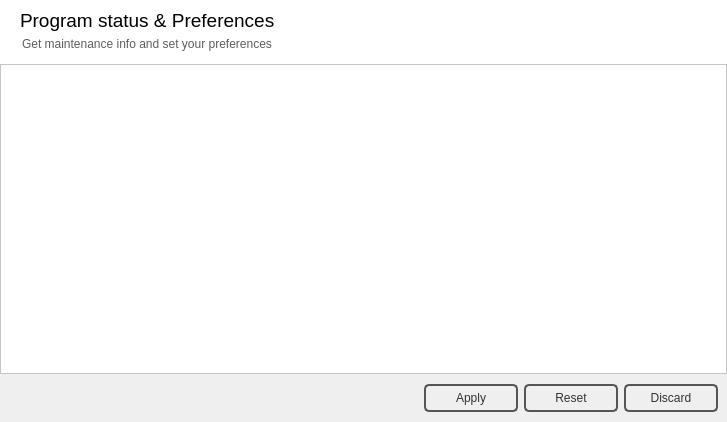
NCNM/PMS_01, file systemwindow.ui: the form before one commit.
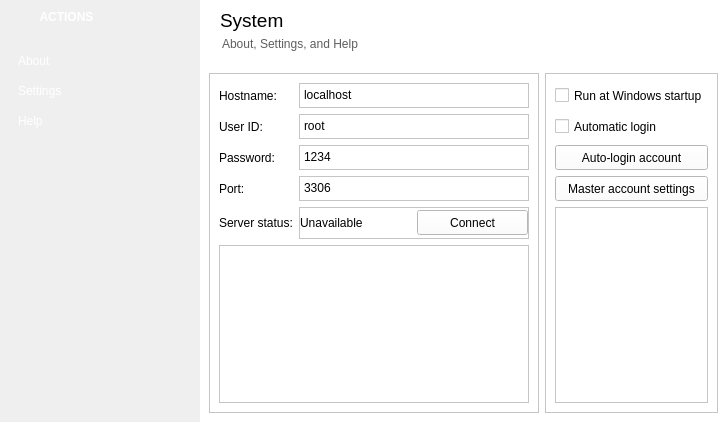
The form after the commit. The open tabs and pages were chosen to show the change. Icons and pictures are not drawn.

Patch:
```diff
--- a/systemwindow.ui
+++ b/systemwindow.ui
@@ -30,15 +30,306 @@
     <number>0</number>
    </property>
    <item>
-    <widget class="QFrame" name="frame_2">
+    <widget class="QFrame" name="sidebar">
+     <property name="minimumSize">
+      <size>
+       <width>200</width>
+       <height>0</height>
+      </size>
+     </property>
+     <property name="maximumSize">
+      <size>
+       <width>200</width>
+       <height>16777215</height>
+      </size>
+     </property>
+     <property name="styleSheet">
+      <string notr="true">QFrame #sidebar {
+	background-image: url(:/images/bg_sidemenu.png);
+	background-position:top right;
+	background-repeat:no-repeat
+}</string>
+     </property>
      <property name="frameShape">
       <enum>QFrame::NoFrame</enum>
      </property>
      <property name="frameShadow">
       <enum>QFrame::Raised</enum>
      </property>
-     <property name="lineWidth">
-      <number>0</number>
+     <widget class="QPushButton" name="pushButton_16">
+      <property name="geometry">
+       <rect>
+        <x>10</x>
+        <y>50</y>
+        <width>181</width>
+        <height>21</height>
+       </rect>
+      </property>
+      <property name="styleSheet">
+       <string notr="true">QPushButton {
+color: rgb(255, 255, 255);
+text-align:left;
+padding-left:7px;
+}
+
+QPushButton:hover {
+border-radius:10px;
+background-color: #299ED6;
+}
+
+QPushButton:pressed {
+border-radius:10px;
+border: 1px solid #777777;
+background-color: #222222;
+}
+
+QPushButton:checked {
+border-radius:0px;
+border: 1px solid #ED8876;
+background-color: #C73D18;
+background-color: qlineargradient(x1: 0, y1: 0, x2: 0, y2: 0.67, 
+stop: 0 #A73F2D, stop: 1 #E4685D);
+}
+
+</string>
+      </property>
+      <property name="text">
+       <string>About</string>
+      </property>
+      <property name="checkable">
+       <bool>true</bool>
+      </property>
+      <property name="autoExclusive">
+       <bool>true</bool>
+      </property>
+      <property name="flat">
+       <bool>true</bool>
+      </property>
+     </widget>
+     <widget class="QPushButton" name="pushButton_17">
+      <property name="geometry">
+       <rect>
+        <x>10</x>
+        <y>80</y>
+        <width>181</width>
+        <height>21</height>
+       </rect>
+      </property>
+      <property name="styleSheet">
+       <string notr="true">QPushButton {
+color: rgb(255, 255, 255);
+text-align:left;
+padding-left:7px;
+}
+
+QPushButton:hover {
+border-radius:10px;
+background-color: #299ED6;
+}
+
+QPushButton:pressed {
+border-radius:10px;
+border: 1px solid #777777;
+background-color: #222222;
+}
+
+QPushButton:checked {
+border-radius:0px;
+border: 1px solid #ED8876;
+background-color: #C73D18;
+background-color: qlineargradient(x1: 0, y1: 0, x2: 0, y2: 0.67, 
+stop: 0 #A73F2D, stop: 1 #E4685D);
+}
+
+</string>
+      </property>
+      <property name="text">
+       <string>Settings</string>
+      </property>
+      <property name="checkable">
+       <bool>true</bool>
+      </property>
+      <property name="autoExclusive">
+       <bool>true</bool>
+      </property>
+      <property name="flat">
+       <bool>true</bool>
+      </property>
+     </widget>
+     <widget class="QPushButton" name="pushButton_18">
+      <property name="geometry">
+       <rect>
+        <x>10</x>
+        <y>110</y>
+        <width>181</width>
+        <height>21</height>
+       </rect>
+      </property>
+      <property name="styleSheet">
+       <string notr="true">QPushButton {
+color: rgb(255, 255, 255);
+text-align:left;
+padding-left:7px;
+}
+
+QPushButton:hover {
+border-radius:10px;
+background-color: #299ED6;
+}
+
+QPushButton:pressed {
+border-radius:10px;
+border: 1px solid #777777;
+background-color: #222222;
+}
+
+QPushButton:checked {
+border-radius:0px;
+border: 1px solid #ED8876;
+background-color: #C73D18;
+background-color: qlineargradient(x1: 0, y1: 0, x2: 0, y2: 0.67, 
+stop: 0 #A73F2D, stop: 1 #E4685D);
+}
+
+</string>
+      </property>
+      <property name="text">
+       <string>Help</string>
+      </property>
+      <property name="checkable">
+       <bool>true</bool>
+      </property>
+      <property name="autoExclusive">
+       <bool>true</bool>
+      </property>
+      <property name="flat">
+       <bool>true</bool>
+      </property>
+     </widget>
+     <widget class="QPushButton" name="pushButton_20">
+      <property name="geometry">
+       <rect>
+        <x>-1</x>
+        <y>-1</y>
+        <width>201</width>
+        <height>36</height>
+       </rect>
+      </property>
+      <property name="font">
+       <font>
+        <family>Segoe UI</family>
+        <pointsize>9</pointsize>
+        <weight>75</weight>
+        <bold>true</bold>
+       </font>
+      </property>
+      <property name="styleSheet">
+       <string notr="true">background-image: url(:/images/sidebar_header.png);
+text-align:left;
+color: rgb(255, 255, 255);</string>
+      </property>
+      <property name="text">
+       <string>            ACTIONS</string>
+      </property>
+      <property name="flat">
+       <bool>true</bool>
+      </property>
+     </widget>
+     <widget class="QPushButton" name="pushButton_21">
+      <property name="geometry">
+       <rect>
+        <x>3</x>
+        <y>3</y>
+        <width>28</width>
+        <height>28</height>
+       </rect>
+      </property>
+      <property name="styleSheet">
+       <string notr="true">QPushButton {
+color: rgb(255, 255, 255);
+text-align:left;
+background-image: url(:/images/sidebar_unpin.png);
+}
+
+QPushButton:hover {
+border-radius:1px;
+background-color: #299ED6;
+}
+
+QPushButton:pressed {
+border: 1px solid #333333;
+background-color: #222222;
+}
+
+QPushButton:checked {
+border: 1px solid #ED8876;
+border-radius: 5px;
+background-color: #C73D18;
+background-color: qlineargradient(x1: 0, y1: 0, x2: 0, y2: 0.67, 
+stop: 0 #A73F2D, stop: 1 #E4685D);
+}
+
+</string>
+      </property>
+      <property name="text">
+       <string/>
+      </property>
+      <property name="flat">
+       <bool>true</bool>
+      </property>
+     </widget>
+     <widget class="QPushButton" name="pushButton_22">
+      <property name="geometry">
+       <rect>
+        <x>168</x>
+        <y>3</y>
+        <width>28</width>
+        <height>28</height>
+       </rect>
+      </property>
+      <property name="styleSheet">
+       <string notr="true">QPushButton {
+color: rgb(255, 255, 255);
+text-align:left;
+	background-image: url(:/images/sidebar_close.png);
+}
+
+QPushButton:hover {
+border-radius:1px;
+background-color: #299ED6;
+}
+
+QPushButton:pressed {
+border: 1px solid #333333;
+background-color: #222222;
+}
+
+QPushButton:checked {
+border: 1px solid #ED8876;
+border-radius: 5px;
+background-color: #C73D18;
+background-color: qlineargradient(x1: 0, y1: 0, x2: 0, y2: 0.67, 
+stop: 0 #A73F2D, stop: 1 #E4685D);
+}
+
+</string>
+      </property>
+      <property name="text">
+       <string/>
+      </property>
+      <property name="flat">
+       <bool>true</bool>
+      </property>
+     </widget>
+    </widget>
+   </item>
+   <item>
+    <widget class="QFrame" name="frame">
+     <property name="frameShape">
+      <enum>QFrame::NoFrame</enum>
+     </property>
+     <property name="frameShadow">
+      <enum>QFrame::Raised</enum>
      </property>
      <layout class="QVBoxLayout" name="verticalLayout">
       <property name="spacing">
@@ -85,15 +376,12 @@
         <property name="frameShadow">
          <enum>QFrame::Raised</enum>
         </property>
-        <property name="lineWidth">
-         <number>0</number>
-        </property>
         <widget class="QLabel" name="label">
          <property name="geometry">
           <rect>
            <x>20</x>
            <y>10</y>
-           <width>261</width>
+           <width>151</width>
            <height>21</height>
           </rect>
          </property>
@@ -104,7 +392,7 @@
           </font>
          </property>
          <property name="text">
-          <string>Program status &amp; Preferences</string>
+          <string>System</string>
          </property>
         </widget>
         <widget class="QLabel" name="label_2">
@@ -120,63 +408,15 @@
           <string notr="true">color: rgb(94, 94, 94);</string>
          </property>
          <property name="text">
-          <string>Get maintenance info and set your preferences</string>
+          <string>About, Settings, and Help</string>
          </property>
         </widget>
        </widget>
       </item>
       <item>
-       <widget class="QFrame" name="frame_4">
+       <widget class="QFrame" name="frame_2">
         <property name="styleSheet">
-         <string notr="true">QScrollBar:horizontal {
-	background-color: white;
-    height: 14px;
-    margin: 0px 20px 0px 20px;
-}
-
-QScrollBar::handle:horizontal {
-	background-color: rgb(195, 195, 195);
-    min-width: 20px;
-}
-
-QScrollBar::add-line:horizontal {
-	border-image: url(:/images/scroll_right.png);
-    width: 16px;
-    subcontrol-position: right;
-    subcontrol-origin: margin;
-}
-
-QScrollBar::sub-line:horizontal {
-	border-image: url(:/images/scroll_left.png);
-    width: 16px;
-    subcontrol-position: left;
-    subcontrol-origin: margin;
-}
-
-QScrollBar:vertical {
-	width:14px;
-	background-color: white;
-	margin: 20px 0px 20px 0px;
-}
-
-QScrollBar::handle:vertical {
-	background-color: rgb(195, 195, 195);
-    min-height: 15px;
-}
-
-QScrollBar::add-line:vertical {
-	border-image: url(:/images/scroll_down.png);
-    height: 16px;
-    subcontrol-position: bottom;
-    subcontrol-origin: margin;
-}
-
-QScrollBar::sub-line:vertical {
-	border-image: url(:/images/scroll_up.png);
-    height: 16px;
-    subcontrol-position: top;
-    subcontrol-origin: margin;
-}</string>
+         <string notr="true">background-color: rgb(255, 255, 255);</string>
         </property>
         <property name="frameShape">
          <enum>QFrame::NoFrame</enum>
@@ -184,10 +424,13 @@
         <property name="frameShadow">
          <enum>QFrame::Raised</enum>
         </property>
-        <layout class="QVBoxLayout" name="verticalLayout_2">
+        <layout class="QHBoxLayout" name="horizontalLayout_2">
          <property name="spacing">
           <number>0</number>
          </property>
+         <property name="sizeConstraint">
+          <enum>QLayout::SetMaximumSize</enum>
+         </property>
          <property name="leftMargin">
           <number>0</number>
          </property>
@@ -201,232 +444,361 @@
           <number>0</number>
          </property>
          <item>
-          <widget class="QFrame" name="frame">
-           <property name="styleSheet">
-            <string notr="true">background-color: rgb(255, 255, 255);</string>
+          <widget class="QStackedWidget" name="stackedWidget">
+           <property name="currentIndex">
+            <number>1</number>
            </property>
-           <property name="frameShape">
-            <enum>QFrame::StyledPanel</enum>
-           </property>
-           <property name="frameShadow">
-            <enum>QFrame::Raised</enum>
-           </property>
-          </widget>
-         </item>
-         <item>
-          <widget class="QFrame" name="frame_5">
-           <property name="minimumSize">
-            <size>
-             <width>0</width>
-             <height>48</height>
-            </size>
-           </property>
-           <property name="maximumSize">
-            <size>
-             <width>16777215</width>
-             <height>48</height>
-            </size>
-           </property>
-           <property name="styleSheet">
-            <string notr="true">QPushButton {
-color: #333;
-border: 2px solid #555;
-border-radius: 5px;
-padding: 5px;
-background: qradialgradient(cx: 0.3, cy: -0.4,
-fx: 0.3, fy: -0.4,
-radius: 1.35, stop: 0 #fff, stop: 1 #888);
-min-width: 80px;
-}
-
-QPushButton:hover {
-background: qradialgradient(cx: 0.3, cy: -0.4,
-fx: 0.3, fy: -0.4,
-radius: 1.35, stop: 0 #fff, stop: 1 #bbb);
-}
-
-QPushButton:pressed {
-background: qradialgradient(cx: 0.4, cy: -0.1,
-fx: 0.4, fy: -0.1,
-radius: 1.35, stop: 0 #fff, stop: 1 #ddd);
-}
-
-#frame_5 {
-border: none;
-background: qlineargradient(x1: 0, y1: 0, x2: 0, y2: 1,
-stop: 0.08 #7a7a7a,
-stop: 0.39999 #717171, stop: 0.4 #626262,
-stop: 0.9 #4c4c4c, stop: 1 #333333);
-}
-
-QComboBox {
-color: #333;
-border: 2px solid #555;
-border-radius: 5px;
-padding: 5px;
-background: qradialgradient(cx: 0.3, cy: -0.4,
-fx: 0.3, fy: -0.4,
-radius: 1.35, stop: 0 #fff, stop: 1 #888);
-min-width: 80px;
-}
-
-QComboBox::drop-down {
-	subcontrol-origin: padding;
-	subcontrol-position: top right;
-	width: 25px;
- 
-	border-top-right-radius: 3px;
-	border-bottom-right-radius: 3px;
-}
-
-QComboBox::down-arrow {
-	image: url(:/images/cmbbox_arrow.png);
-}
-
-QComboBox:hover {
-background: qradialgradient(cx: 0.3, cy: -0.4,
-fx: 0.3, fy: -0.4,
-radius: 1.35, stop: 0 #fff, stop: 1 #bbb);
-}
-
-QComboBox:pressed {
-background: qradialgradient(cx: 0.4, cy: -0.1,
-fx: 0.4, fy: -0.1,
-radius: 1.35, stop: 0 #fff, stop: 1 #ddd);
-}
-
-QLineEdit {
-color: #333;
-border: 2px solid #555;
-border-radius: 5px;
-padding: 5px;
-background: qradialgradient(cx: 0.3, cy: -0.4,
-fx: 0.3, fy: -0.4,
-radius: 1.35, stop: 0 #eee, stop: 1 #ddd);
-min-width: 80px;
-}
-
-QLineEdit:hover {
-background-color: rgb(255, 255, 255);
-}
-
-QLineEdit:pressed {
-background: qradialgradient(cx: 0.4, cy: -0.1,
-fx: 0.4, fy: -0.1,
-radius: 1.35, stop: 0 #fff, stop: 1 #ddd);
-}
-</string>
-           </property>
-           <property name="frameShape">
-            <enum>QFrame::NoFrame</enum>
-           </property>
-           <property name="frameShadow">
-            <enum>QFrame::Raised</enum>
-           </property>
-           <layout class="QHBoxLayout" name="horizontalLayout_2">
-            <property name="spacing">
-             <number>6</number>
-            </property>
-            <property name="leftMargin">
-             <number>9</number>
-            </property>
-            <property name="topMargin">
-             <number>0</number>
-            </property>
-            <property name="rightMargin">
-             <number>9</number>
-            </property>
-            <property name="bottomMargin">
-             <number>0</number>
-            </property>
-            <item>
-             <widget class="QFrame" name="frame_6">
-              <property name="styleSheet">
-               <string notr="true">border: none;
-background: qlineargradient(x1: 0, y1: 0, x2: 0, y2: 1,
-stop: 0.08 #7f7f7f,
-stop: 0.39999 #717171, stop: 0.4 #626262,
-stop: 0.9 #4c4c4c, stop: 1 #333333);
-</string>
-              </property>
-              <property name="frameShape">
-               <enum>QFrame::NoFrame</enum>
-              </property>
-              <property name="frameShadow">
-               <enum>QFrame::Raised</enum>
-              </property>
-             </widget>
-            </item>
-            <item>
-             <widget class="QPushButton" name="pushButton_3">
-              <property name="minimumSize">
-               <size>
-                <width>94</width>
-                <height>0</height>
-               </size>
-              </property>
-              <property name="maximumSize">
-               <size>
-                <width>85</width>
-                <height>16777215</height>
-               </size>
-              </property>
-              <property name="toolTip">
-               <string>Apply modifies settings</string>
-              </property>
-              <property name="text">
-               <string>Apply</string>
-              </property>
-             </widget>
-            </item>
-            <item>
-             <widget class="QPushButton" name="pushButton_2">
-              <property name="minimumSize">
-               <size>
-                <width>94</width>
-                <height>0</height>
-               </size>
-              </property>
-              <property name="maximumSize">
-               <size>
-                <width>85</width>
-                <height>16777215</height>
-               </size>
-              </property>
-              <property name="toolTip">
-               <string>Reset all settings to their default values</string>
-              </property>
-              <property name="text">
-               <string>Reset</string>
-              </property>
-             </widget>
-            </item>
-            <item>
-             <widget class="QPushButton" name="pushButton">
-              <property name="minimumSize">
-               <size>
-                <width>94</width>
-                <height>0</height>
-               </size>
-              </property>
-              <property name="maximumSize">
-               <size>
-                <width>85</width>
-                <height>16777215</height>
-               </size>
-              </property>
-              <property name="toolTip">
-               <string>Discard changes to settings</string>
-              </property>
-              <property name="styleSheet">
-               <string notr="true"/>
-              </property>
-              <property name="text">
-               <string>Discard</string>
-              </property>
-             </widget>
-            </item>
-           </layout>
+           <widget class="QWidget" name="about">
+            <layout class="QHBoxLayout" name="horizontalLayout_4">
+             <item>
+              <widget class="QFrame" name="frame_6">
+               <property name="frameShape">
+                <enum>QFrame::StyledPanel</enum>
+               </property>
+               <property name="frameShadow">
+                <enum>QFrame::Raised</enum>
+               </property>
+               <layout class="QGridLayout" name="gridLayout">
+                <item row="0" column="0">
+                 <widget class="QLabel" name="label_5">
+                  <property name="text">
+                   <string>Hostname:</string>
+                  </property>
+                 </widget>
+                </item>
+                <item row="0" column="1">
+                 <widget class="QPlainTextEdit" name="plainTextEdit_localhost">
+                  <property name="minimumSize">
+                   <size>
+                    <width>0</width>
+                    <height>25</height>
+                   </size>
+                  </property>
+                  <property name="maximumSize">
+                   <size>
+                    <width>16777215</width>
+                    <height>25</height>
+                   </size>
+                  </property>
+                  <property name="styleSheet">
+                   <string notr="true"/>
+                  </property>
+                  <property name="frameShadow">
+                   <enum>QFrame::Plain</enum>
+                  </property>
+                  <property name="plainText">
+                   <string>localhost</string>
+                  </property>
+                  <property name="placeholderText">
+                   <string>IP/Host name</string>
+                  </property>
+                 </widget>
+                </item>
+                <item row="1" column="0">
+                 <widget class="QLabel" name="label_6">
+                  <property name="text">
+                   <string>User ID:</string>
+                  </property>
+                 </widget>
+                </item>
+                <item row="1" column="1">
+                 <widget class="QPlainTextEdit" name="plainTextEdit_username">
+                  <property name="minimumSize">
+                   <size>
+                    <width>0</width>
+                    <height>25</height>
+                   </size>
+                  </property>
+                  <property name="maximumSize">
+                   <size>
+                    <width>16777215</width>
+                    <height>25</height>
+                   </size>
+                  </property>
+                  <property name="styleSheet">
+                   <string notr="true"/>
+                  </property>
+                  <property name="frameShadow">
+                   <enum>QFrame::Plain</enum>
+                  </property>
+                  <property name="plainText">
+                   <string>root</string>
+                  </property>
+                  <property name="placeholderText">
+                   <string>User name</string>
+                  </property>
+                 </widget>
+                </item>
+                <item row="2" column="0">
+                 <widget class="QLabel" name="label_7">
+                  <property name="text">
+                   <string>Password:</string>
+                  </property>
+                 </widget>
+                </item>
+                <item row="2" column="1">
+                 <widget class="QPlainTextEdit" name="plainTextEdit_pass">
+                  <property name="minimumSize">
+                   <size>
+                    <width>0</width>
+                    <height>25</height>
+                   </size>
+                  </property>
+                  <property name="maximumSize">
+                   <size>
+                    <width>16777215</width>
+                    <height>25</height>
+                   </size>
+                  </property>
+                  <property name="styleSheet">
+                   <string notr="true"/>
+                  </property>
+                  <property name="frameShadow">
+                   <enum>QFrame::Plain</enum>
+                  </property>
+                  <property name="plainText">
+                   <string>1234</string>
+                  </property>
+                  <property name="placeholderText">
+                   <string>Password</string>
+                  </property>
+                 </widget>
+                </item>
+                <item row="3" column="0">
+                 <widget class="QLabel" name="label_8">
+                  <property name="text">
+                   <string>Port:</string>
+                  </property>
+                 </widget>
+                </item>
+                <item row="3" column="1">
+                 <widget class="QPlainTextEdit" name="plainTextEdit_port">
+                  <property name="minimumSize">
+                   <size>
+                    <width>0</width>
+                    <height>25</height>
+                   </size>
+                  </property>
+                  <property name="maximumSize">
+                   <size>
+                    <width>16777215</width>
+                    <height>25</height>
+                   </size>
+                  </property>
+                  <property name="styleSheet">
+                   <string notr="true"/>
+                  </property>
+                  <property name="frameShadow">
+                   <enum>QFrame::Plain</enum>
+                  </property>
+                  <property name="plainText">
+                   <string>3306</string>
+                  </property>
+                  <property name="placeholderText">
+                   <string>Port</string>
+                  </property>
+                 </widget>
+                </item>
+                <item row="4" column="0">
+                 <widget class="QLabel" name="label_9">
+                  <property name="text">
+                   <string>Server status:</string>
+                  </property>
+                 </widget>
+                </item>
+                <item row="4" column="1">
+                 <widget class="QFrame" name="frame_5">
+                  <property name="maximumSize">
+                   <size>
+                    <width>16777215</width>
+                    <height>32</height>
+                   </size>
+                  </property>
+                  <property name="frameShape">
+                   <enum>QFrame::StyledPanel</enum>
+                  </property>
+                  <property name="frameShadow">
+                   <enum>QFrame::Raised</enum>
+                  </property>
+                  <layout class="QHBoxLayout" name="horizontalLayout_3">
+                   <property name="leftMargin">
+                    <number>0</number>
+                   </property>
+                   <property name="topMargin">
+                    <number>0</number>
+                   </property>
+                   <property name="rightMargin">
+                    <number>0</number>
+                   </property>
+                   <property name="bottomMargin">
+                    <number>0</number>
+                   </property>
+                   <item>
+                    <widget class="QLabel" name="serverStatus">
+                     <property name="font">
+                      <font>
+                       <pointsize>9</pointsize>
+                       <weight>50</weight>
+                       <bold>false</bold>
+                      </font>
+                     </property>
+                     <property name="text">
+                      <string>Unavailable</string>
+                     </property>
+                    </widget>
+                   </item>
+                   <item>
+                    <widget class="QPushButton" name="pushButton_connect">
+                     <property name="maximumSize">
+                      <size>
+                       <width>16777215</width>
+                       <height>25</height>
+                      </size>
+                     </property>
+                     <property name="text">
+                      <string>Connect</string>
+                     </property>
+                    </widget>
+                   </item>
+                  </layout>
+                 </widget>
+                </item>
+                <item row="5" column="0" colspan="2">
+                 <widget class="QFrame" name="frame_9">
+                  <property name="frameShape">
+                   <enum>QFrame::StyledPanel</enum>
+                  </property>
+                  <property name="frameShadow">
+                   <enum>QFrame::Raised</enum>
+                  </property>
+                 </widget>
+                </item>
+               </layout>
+              </widget>
+             </item>
+             <item>
+              <widget class="QFrame" name="frame_7">
+               <property name="frameShape">
+                <enum>QFrame::StyledPanel</enum>
+               </property>
+               <property name="frameShadow">
+                <enum>QFrame::Raised</enum>
+               </property>
+               <layout class="QVBoxLayout" name="verticalLayout_2">
+                <item>
+                 <widget class="QCheckBox" name="checkBox">
+                  <property name="maximumSize">
+                   <size>
+                    <width>16777215</width>
+                    <height>25</height>
+                   </size>
+                  </property>
+                  <property name="text">
+                   <string>Run at Windows startup</string>
+                  </property>
+                 </widget>
+                </item>
+                <item>
+                 <widget class="QCheckBox" name="checkBox_2">
+                  <property name="maximumSize">
+                   <size>
+                    <width>16777215</width>
+                    <height>25</height>
+                   </size>
+                  </property>
+                  <property name="text">
+                   <string>Automatic login</string>
+                  </property>
+                 </widget>
+                </item>
+                <item>
+                 <widget class="QPushButton" name="pushButton">
+                  <property name="maximumSize">
+                   <size>
+                    <width>16777215</width>
+                    <height>25</height>
+                   </size>
+                  </property>
+                  <property name="text">
+                   <string>Auto-login account</string>
+                  </property>
+                 </widget>
+                </item>
+                <item>
+                 <widget class="QPushButton" name="pushButton_2">
+                  <property name="maximumSize">
+                   <size>
+                    <width>16777215</width>
+                    <height>25</height>
+                   </size>
+                  </property>
+                  <property name="text">
+                   <string>Master account settings</string>
+                  </property>
+                 </widget>
+                </item>
+                <item>
+                 <widget class="QFrame" name="frame_8">
+                  <property name="frameShape">
+                   <enum>QFrame::StyledPanel</enum>
+                  </property>
+                  <property name="frameShadow">
+                   <enum>QFrame::Raised</enum>
+                  </property>
+                 </widget>
+                </item>
+               </layout>
+              </widget>
+             </item>
+            </layout>
+           </widget>
+           <widget class="QWidget" name="settings">
+            <widget class="QFrame" name="frame_4">
+             <property name="geometry">
+              <rect>
+               <x>10</x>
+               <y>10</y>
+               <width>512</width>
+               <height>90</height>
+              </rect>
+             </property>
+             <property name="styleSheet">
+              <string notr="true">background-image: url(:/images/about_banner.png);</string>
+             </property>
+             <property name="frameShape">
+              <enum>QFrame::StyledPanel</enum>
+             </property>
+             <property name="frameShadow">
+              <enum>QFrame::Raised</enum>
+             </property>
+            </widget>
+            <widget class="QLabel" name="label_3">
+             <property name="geometry">
+              <rect>
+               <x>40</x>
+               <y>130</y>
+               <width>221</width>
+               <height>16</height>
+              </rect>
+             </property>
+             <property name="text">
+              <string>Version versionnumber.build.revision</string>
+             </property>
+            </widget>
+            <widget class="QLabel" name="label_4">
+             <property name="geometry">
+              <rect>
+               <x>40</x>
+               <y>170</y>
+               <width>311</width>
+               <height>171</height>
+              </rect>
+             </property>
+             <property name="text">
+              <string>&lt;html&gt;&lt;head/&gt;&lt;body&gt;&lt;p&gt;&lt;span style=&quot; font-weight:600;&quot;&gt;The definitive prision management system&lt;/span&gt;&lt;/p&gt;&lt;p&gt;&lt;br/&gt;Developed by the NCNM team.&lt;/p&gt;&lt;p&gt;Credits:&lt;/p&gt;&lt;p&gt;&lt;br/&gt;&lt;/p&gt;&lt;p&gt;&lt;br/&gt;&lt;/p&gt;&lt;/body&gt;&lt;/html&gt;</string>
+             </property>
+            </widget>
+           </widget>
           </widget>
          </item>
         </layout>
```
Left out of the diff: 4 changed lines with no effect on the pictures.
